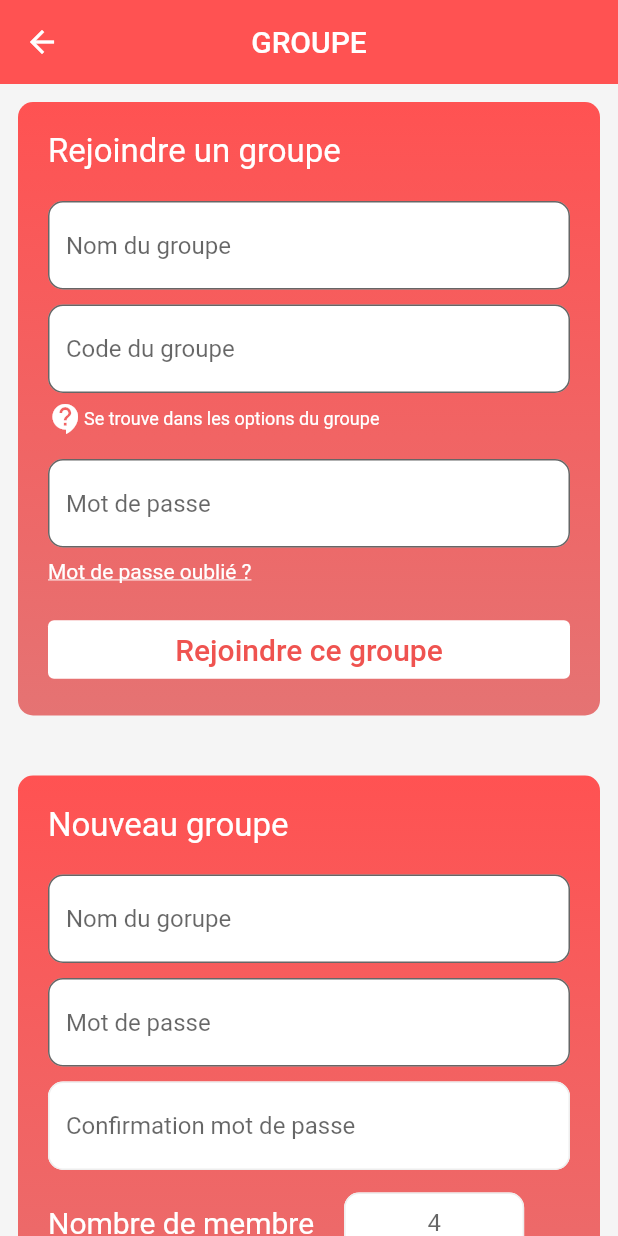
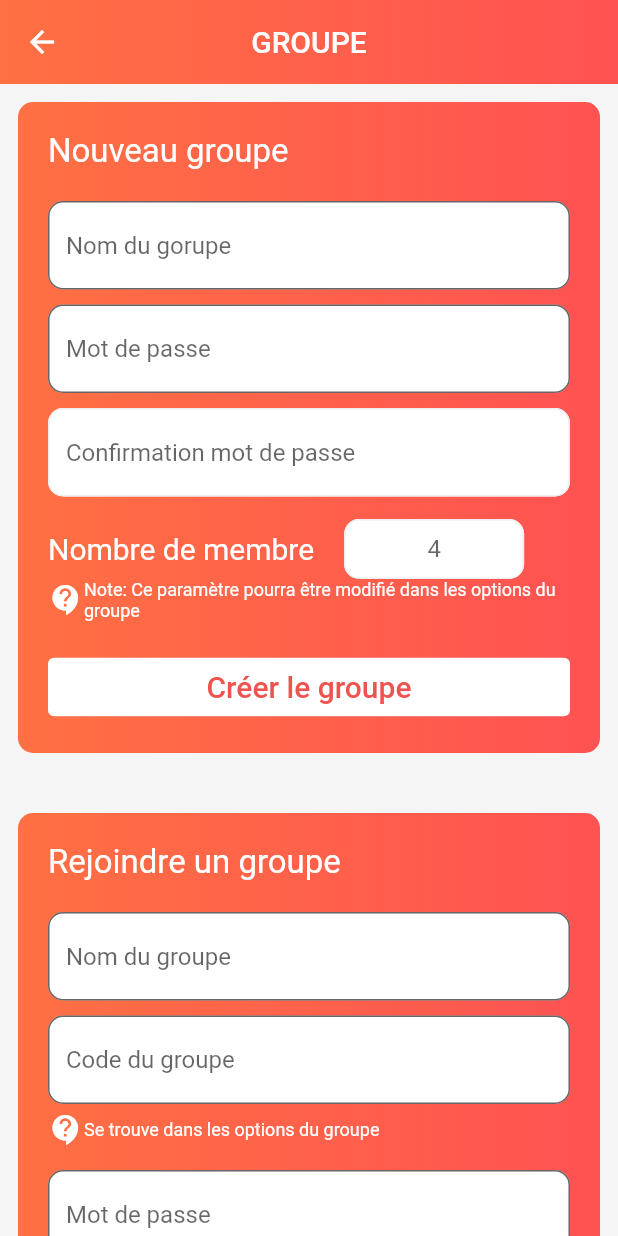
Before and after one commit to ThomasFabrePro/NursElp, a Flutter app: the GroupCreationPage screen opened directly, on a phone screen of 412 x 824 dp. Run offline on Flutter 3.47's test engine with Material 2 defaults, Android fonts, the phone set to English and light mode, and no system bars; our stand-ins replace bottom_navy_bar, cloud_firestore, firebase_auth, firebase_core, sqflite; missing offline and left inert: dart:ffi; accounts and stored records are empty.

Commit message:
Color FIX

```diff
--- a/NursElp/lib/screens/group/GroupCreation.dart
+++ b/NursElp/lib/screens/group/GroupCreation.dart
@@ -25,6 +25,15 @@ class _GroupCreationPageState extends State<GroupCreationPage> {
                 fontSize: 20,
               )),
           centerTitle: true,
+          flexibleSpace: Container(
+            decoration: BoxDecoration(
+              gradient: LinearGradient(
+                colors: [Colors.redAccent, Colors.deepOrange[400]],
+                begin: Alignment(1, 0),
+                end: Alignment(-1, 0),
+              ),
+            ),
+          ),
         ),
         body: SingleChildScrollView(
           child: Padding(
@@ -35,138 +44,11 @@ class _GroupCreationPageState extends State<GroupCreationPage> {
                 Container(
                   padding: EdgeInsets.all(20),
                   decoration: BoxDecoration(
-                    gradient: LinearGradient(
-                      colors: [Colors.redAccent, Colors.red[300]],
-                      begin: Alignment(0.0, -1.0),
-                      end: Alignment(0.0, 1.0),
-                    ),
-                    borderRadius: BorderRadius.circular(10),
-                  ),
-                  child: Column(
-                    crossAxisAlignment: CrossAxisAlignment.stretch,
-                    children: [
-                      Text(
-                        'Rejoindre un groupe',
-                        style: TextStyle(
-                          fontSize: 22,
-                          color: Colors.white,
-                        ),
-                      ),
-                      SizedBox(
-                        height: 20,
-                      ),
-                      TextFormField(
-                        onChanged: (value) =>
-                            setState(() => groupToReachName = value),
-                        decoration: InputDecoration(
-                          filled: true,
-                          fillColor: Colors.white,
-                          hintText: 'Nom du groupe',
-                          border: OutlineInputBorder(
-                            borderRadius: BorderRadius.circular(10),
-                            borderSide: BorderSide(
-                              color: Colors.grey,
-                            ),
-                          ),
-                          focusedBorder: OutlineInputBorder(
-                            borderRadius: BorderRadius.circular(10),
-                            borderSide: BorderSide(
-                              color: Colors.redAccent,
-                            ),
-                          ),
-                        ),
-                      ),
-                      SizedBox(
-                        height: 10,
-                      ),
-                      TextFormField(
-                        onChanged: (value) =>
-                            setState(() => groupCode = int.parse(value)),
-                        decoration: InputDecoration(
-                          filled: true,
-                          fillColor: Colors.white,
-                          hintText: 'Code du groupe',
-                          border: OutlineInputBorder(
-                            borderRadius: BorderRadius.circular(10),
-                            borderSide: BorderSide(
-                              color: Colors.grey,
-                            ),
-                          ),
-                          focusedBorder: OutlineInputBorder(
-                            borderRadius: BorderRadius.circular(10),
-                            borderSide: BorderSide(
-                              color: Colors.redAccent,
-                            ),
-                          ),
-                        ),
-                      ),
-                      SizedBox(
-                        height: 5,
-                      ),
-                      Row(
-                        children: [
-                          Icon(Icons.contact_support, color: Colors.white),
-                          Text(
-                            'Se trouve dans les options du groupe',
-                            style: TextStyle(fontSize: 12, color: Colors.white),
-                          ),
-                        ],
-                      ),
-                      SizedBox(
-                        height: 15,
-                      ),
-                      TextFormField(
-                        onChanged: (value) =>
-                            setState(() => groupToReachPassword = value),
-                        decoration: InputDecoration(
-                          filled: true,
-                          fillColor: Colors.white,
-                          hintText: 'Mot de passe',
-                          border: OutlineInputBorder(
-                            borderRadius: BorderRadius.circular(10),
-                            borderSide: BorderSide(
-                              color: Colors.grey,
-                            ),
-                          ),
-                          focusedBorder: OutlineInputBorder(
-                            borderRadius: BorderRadius.circular(10),
-                            borderSide: BorderSide(
-                              color: Colors.redAccent,
-                            ),
-                          ),
-                        ),
-                      ),
-                      SizedBox(height: 8),
-                      GestureDetector(
-                        onTap: () {
-                          //TODO envoie un mail au proprio pour avoir un nouveau mot de passe
-                        },
-                        child: Text(
-                          'Mot de passe oublié ?',
-                          style: TextStyle(
-                            fontSize: 14,
-                            decoration: TextDecoration.underline,
-                            color: Colors.white,
-                          ),
-                        ),
-                      ),
-                      SizedBox(height: 20),
-                      JoinGroup(
-                          groupToReachName, groupToReachPassword, groupCode)
-                    ],
-                  ),
-                ),
-                SizedBox(
-                  height: 40,
-                ),
-                Container(
-                  padding: EdgeInsets.all(20),
-                  decoration: BoxDecoration(
                     borderRadius: BorderRadius.circular(10),
                     gradient: LinearGradient(
-                      colors: [Colors.redAccent, Colors.red[300]],
-                      begin: Alignment(0.0, -1.0),
-                      end: Alignment(0.0, 1.0),
+                      colors: [Colors.redAccent, Colors.deepOrange[400]],
+                      begin: Alignment(1, 0),
+                      end: Alignment(-1, 0),
                     ),
                   ),
                   child: Column(
@@ -294,6 +176,133 @@ class _GroupCreationPageState extends State<GroupCreationPage> {
                     ],
                   ),
                 ),
+                SizedBox(
+                  height: 40,
+                ),
+                Container(
+                  padding: EdgeInsets.all(20),
+                  decoration: BoxDecoration(
+                    gradient: LinearGradient(
+                      colors: [Colors.redAccent, Colors.deepOrange[400]],
+                      begin: Alignment(1, 0),
+                      end: Alignment(-1, 0),
+                    ),
+                    borderRadius: BorderRadius.circular(10),
+                  ),
+                  child: Column(
+                    crossAxisAlignment: CrossAxisAlignment.stretch,
+                    children: [
+                      Text(
+                        'Rejoindre un groupe',
+                        style: TextStyle(
+                          fontSize: 22,
+                          color: Colors.white,
+                        ),
+                      ),
+                      SizedBox(
+                        height: 20,
+                      ),
+                      TextFormField(
+                        onChanged: (value) =>
+                            setState(() => groupToReachName = value),
+                        decoration: InputDecoration(
+                          filled: true,
+                          fillColor: Colors.white,
+                          hintText: 'Nom du groupe',
+                          border: OutlineInputBorder(
+                            borderRadius: BorderRadius.circular(10),
+                            borderSide: BorderSide(
+                              color: Colors.grey,
+                            ),
+                          ),
+                          focusedBorder: OutlineInputBorder(
+                            borderRadius: BorderRadius.circular(10),
+                            borderSide: BorderSide(
+                              color: Colors.redAccent,
+                            ),
+                          ),
+                        ),
+                      ),
+                      SizedBox(
+                        height: 10,
+                      ),
+                      TextFormField(
+                        onChanged: (value) =>
+                            setState(() => groupCode = int.parse(value)),
+                        decoration: InputDecoration(
+                          filled: true,
+                          fillColor: Colors.white,
+                          hintText: 'Code du groupe',
+                          border: OutlineInputBorder(
+                            borderRadius: BorderRadius.circular(10),
+                            borderSide: BorderSide(
+                              color: Colors.grey,
+                            ),
+                          ),
+                          focusedBorder: OutlineInputBorder(
+                            borderRadius: BorderRadius.circular(10),
+                            borderSide: BorderSide(
+                              color: Colors.redAccent,
+                            ),
+                          ),
+                        ),
+                      ),
+                      SizedBox(
+                        height: 5,
+                      ),
+                      Row(
+                        children: [
+                          Icon(Icons.contact_support, color: Colors.white),
+                          Text(
+                            'Se trouve dans les options du groupe',
+                            style: TextStyle(fontSize: 12, color: Colors.white),
+                          ),
+                        ],
+                      ),
+                      SizedBox(
+                        height: 15,
+                      ),
+                      TextFormField(
+                        onChanged: (value) =>
+                            setState(() => groupToReachPassword = value),
+                        decoration: InputDecoration(
+                          filled: true,
+                          fillColor: Colors.white,
+                          hintText: 'Mot de passe',
+                          border: OutlineInputBorder(
+                            borderRadius: BorderRadius.circular(10),
+                            borderSide: BorderSide(
+                              color: Colors.grey,
+                            ),
+                          ),
+                          focusedBorder: OutlineInputBorder(
+                            borderRadius: BorderRadius.circular(10),
+                            borderSide: BorderSide(
+                              color: Colors.redAccent,
+                            ),
+                          ),
+                        ),
+                      ),
+                      SizedBox(height: 8),
+                      GestureDetector(
+                        onTap: () {
+                          //TODO envoie un mail au proprio pour avoir un nouveau mot de passe
+                        },
+                        child: Text(
+                          'Mot de passe oublié ?',
+                          style: TextStyle(
+                            fontSize: 14,
+                            decoration: TextDecoration.underline,
+                            color: Colors.white,
+                          ),
+                        ),
+                      ),
+                      SizedBox(height: 20),
+                      JoinGroup(
+                          groupToReachName, groupToReachPassword, groupCode)
+                    ],
+                  ),
+                ),
               ],
             ),
           ),
--- a/NursElp/lib/screens/guests/AccountSettings.dart
+++ b/NursElp/lib/screens/guests/AccountSettings.dart
@@ -52,9 +52,7 @@ class _AccountSettingsPageState extends State<AccountSettingsPage> {
               SizedBox(
                 height: 10,
               ),
-              LabelAndTextField(
-                labelText: 'Pseudo',
-              ),
+              Text('pseudo'),
               SizedBox(
                 height: 25,
               ),
```
Also changed, not shown: NursElp/lib/screens/bedroom/BedroomsManagement.dart (+9 -0 lines), NursElp/lib/screens/bedroom/bedroomPage.dart (+9 -0 lines), NursElp/lib/screens/dashboard/Home.dart (+12 -3 lines), NursElp/lib/screens/group/groupmenu.dart (+9 -0 lines), NursElp/lib/screens/guests/accountcreation.dart (+12 -3 lines), NursElp/lib/screens/moves/NewMove.dart (+9 -0 lines), NursElp/lib/screens/moves/arriving.dart (+14 -11 lines), NursElp/lib/screens/moves/movesmanagement.dart (+12 -3 lines), NursElp/lib/screens/surveillances/ImportantSurveillancesManagementPage.dart (+12 -3 lines), NursElp/lib/screens/surveillances/SurveillancePage.dart (+9 -0 lines), NursElp/lib/screens/surveillances/SurveillancesManagement.dart (+9 -0 lines), NursElp/lib/screens/tasks/TasksManagement.dart (+11 -9 lines), NursElp/lib/services/BedroomService.dart (+14 -3 lines), NursElp/lib/services/SurveillanceService.dart (+12 -6 lines), 1 more files.
